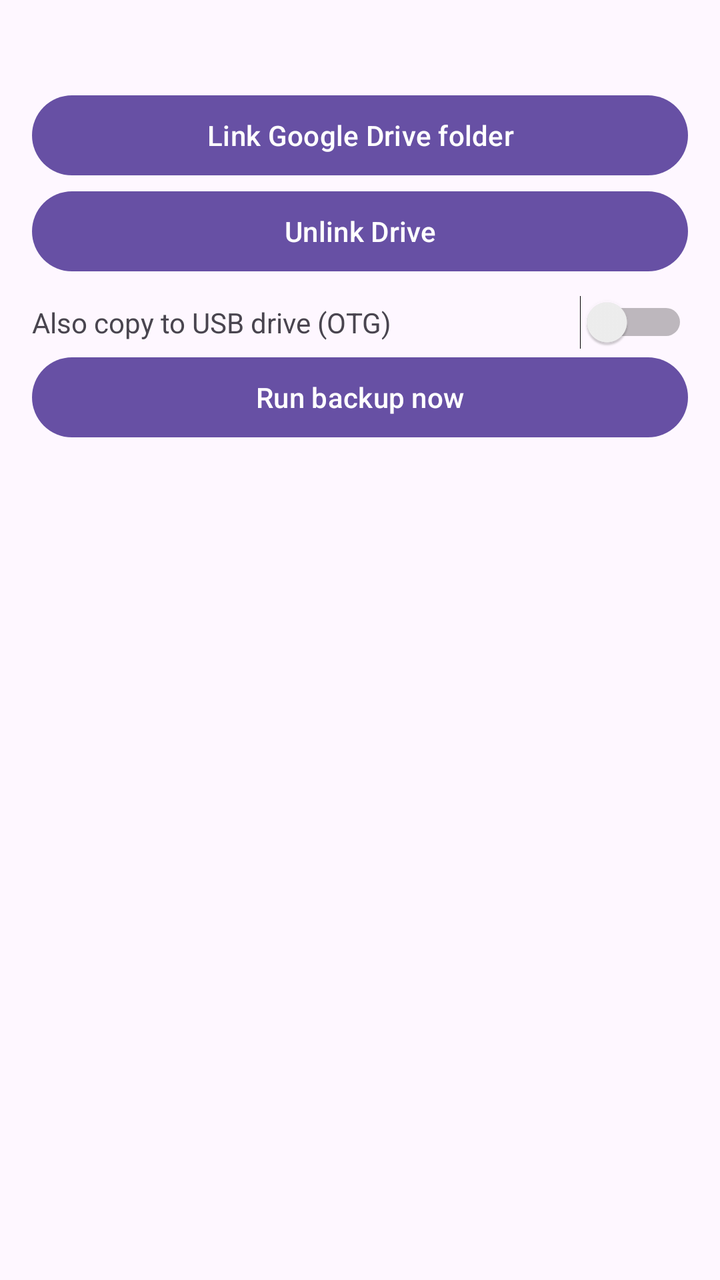
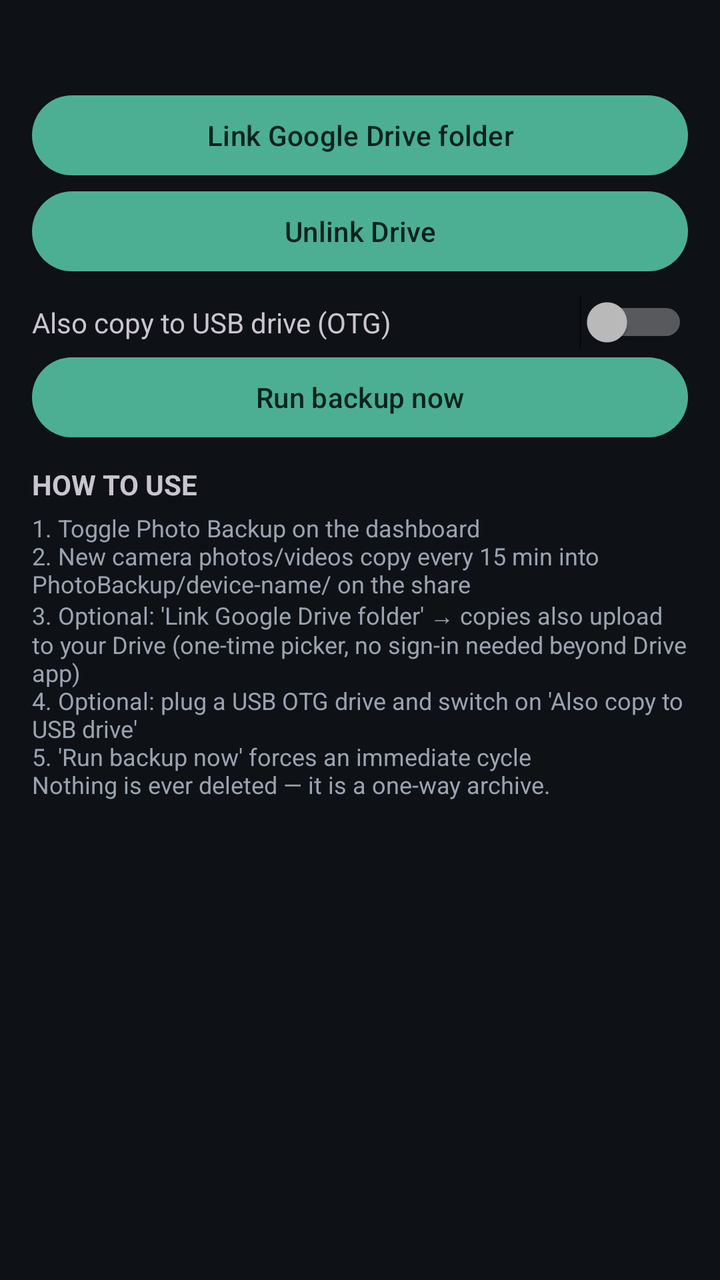

An Android layout rendered at two revisions. The XML below is the earlier revision; the diff shows what the commit changed to produce the second picture.
<!-- AndroidManifest.xml: application theme Theme.App -->
<!-- res/layout/activity_backup.xml -->
<?xml version="1.0" encoding="utf-8"?>
<ScrollView xmlns:android="http://schemas.android.com/apk/res/android"
    android:layout_width="match_parent"
    android:layout_height="match_parent">

    <LinearLayout
        android:layout_width="match_parent"
        android:layout_height="wrap_content"
        android:orientation="vertical"
        android:padding="16dp">

        <TextView
            android:id="@+id/textBackup"
            android:layout_width="match_parent"
            android:layout_height="wrap_content"
            android:textSize="13sp"
            android:fontFamily="monospace"
            android:textIsSelectable="true"/>

        <Button
            android:id="@+id/buttonPickDrive"
            android:layout_width="match_parent"
            android:layout_height="wrap_content"
            android:layout_marginTop="10dp"
            android:text="Link Google Drive folder"/>

        <Button
            android:id="@+id/buttonClearDrive"
            android:layout_width="match_parent"
            android:layout_height="wrap_content"
            android:text="Unlink Drive"/>

        <LinearLayout
            android:layout_width="match_parent"
            android:layout_height="wrap_content"
            android:orientation="horizontal"
            android:gravity="center_vertical"
            android:layout_marginTop="8dp">
            <TextView
                android:layout_width="0dp"
                android:layout_height="wrap_content"
                android:layout_weight="1"
                android:text="Also copy to USB drive (OTG)"/>
            <Switch
                android:id="@+id/swUsb"
                android:layout_width="wrap_content"
                android:layout_height="wrap_content"/>
        </LinearLayout>

        <Button
            android:id="@+id/buttonAllFiles"
            android:layout_width="match_parent"
            android:layout_height="wrap_content"
            android:visibility="gone"
            android:text="Grant All-files access (Android 10+)"/>

        <Button
            android:id="@+id/buttonRunNow"
            android:layout_width="match_parent"
            android:layout_height="wrap_content"
            android:text="Run backup now"/>
    </LinearLayout>
</ScrollView>
<!-- resources referenced by this layout -->
<resources>
  <style name="Theme.App" parent="Theme.Material3.DayNight.NoActionBar" />
</resources>

<!-- the commit's change to res/layout/activity_backup.xml (unified diff, before → after) -->
@@ -59,5 +59,20 @@
             android:layout_width="match_parent"
             android:layout_height="wrap_content"
             android:text="Run backup now"/>
+
+        <TextView
+            android:layout_width="match_parent"
+            android:layout_height="wrap_content"
+            android:layout_marginTop="10dp"
+            android:text="HOW TO USE"
+            android:textStyle="bold"/>
+
+        <TextView
+            android:layout_width="match_parent"
+            android:layout_height="wrap_content"
+            android:layout_marginTop="4dp"
+            android:textSize="12sp"
+            android:text="1. Toggle Photo Backup on the dashboard\n2. New camera photos/videos copy every 15 min into PhotoBackup/device-name/ on the share\n3. Optional: 'Link Google Drive folder' → copies also upload to your Drive (one-time picker, no sign-in needed beyond Drive app)\n4. Optional: plug a USB OTG drive and switch on 'Also copy to USB drive'\n5. 'Run backup now' forces an immediate cycle\nNothing is ever deleted — it is a one-way archive."
+            android:textColor="?android:attr/textColorSecondary"/>
     </LinearLayout>
 </ScrollView>
<!-- resource entries referenced after the edit -->
@@ -1,5 +1,14 @@
 <!-- resources referenced by this layout -->
 <resources>
-  <style name="Theme.App" parent="Theme.Material3.DayNight.NoActionBar" />
+  <style name="Theme.App" parent="Theme.Material3.Dark.NoActionBar">
+          <item name="android:colorBackground">#0E1116</item>
+          <item name="colorSurface">#171C24</item>
+          <item name="colorPrimary">#4CAF93</item>
+          <item name="colorOnPrimary">#06231C</item>
+          <item name="android:statusBarColor">#0E1116</item>
+          <item name="android:navigationBarColor">#0E1116</item>
+          <item name="android:textColorPrimary">#E6E9EE</item>
+          <item name="android:textColorSecondary">#9AA3AF</item>
+      </style>
 </resources>
 
